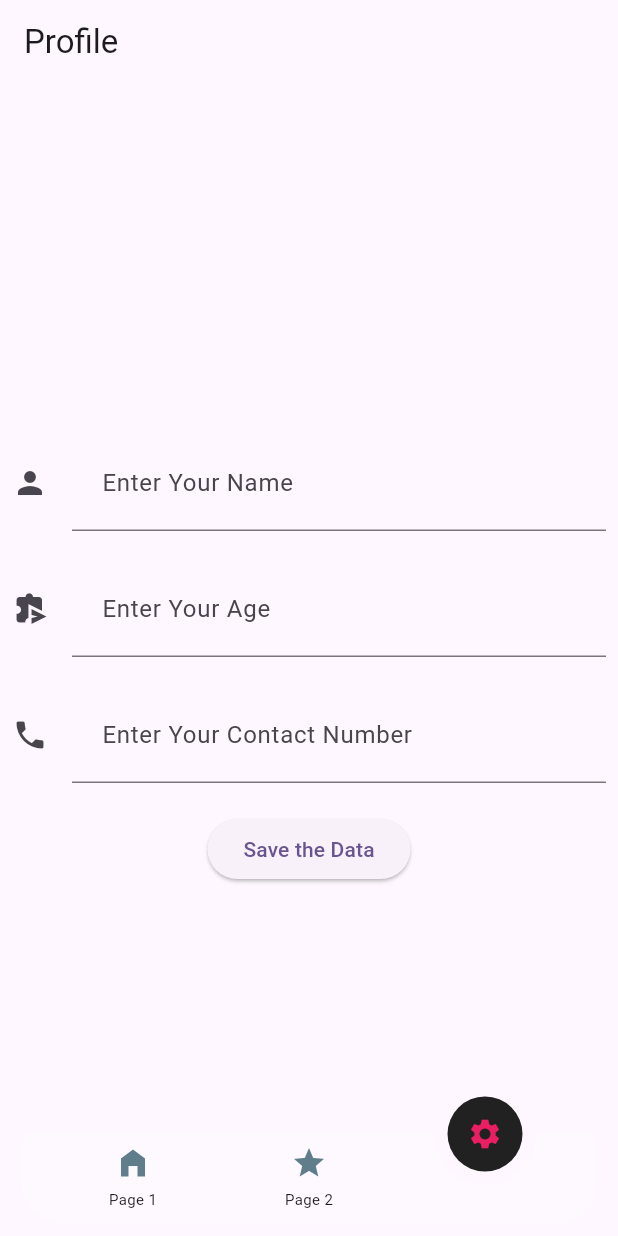
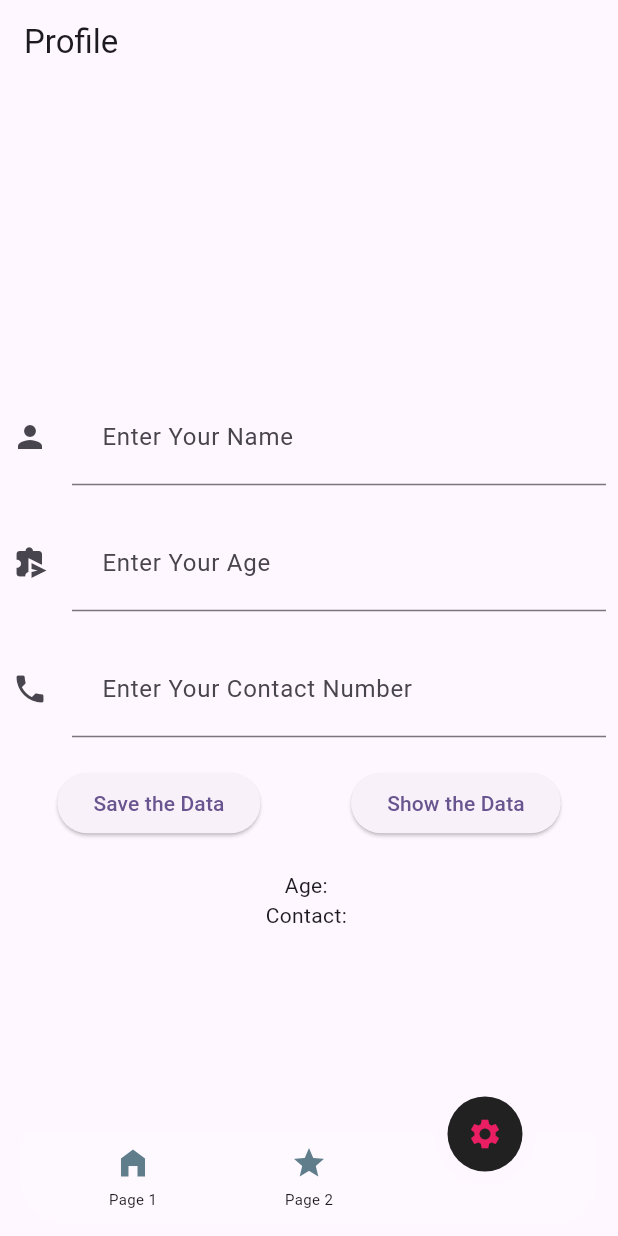
Before and after one commit to ahmermalik099/Flutter-Movies-App-Using-Bloc, a Flutter app: the screen it shows after launch, item 3 of the bottom bar chosen, after a tap on "Save the Data", on a phone screen of 412 x 824 dp. Run offline on Flutter 3.47's test engine with Material 3 defaults, Android fonts, the phone set to English and light mode, and no system bars; drawn by our look-alikes of animated_notch_bottom_bar; our stand-ins replace equatable, flutter_bloc, flutter_dotenv; missing offline and left inert: flutter_secure_storage_web; network calls fail.

```diff
--- a/lib/api/movie_api.dart
+++ b/lib/api/movie_api.dart
@@ -1,4 +1,5 @@
 // lib/repositories/movie_api.dart
+import 'package:flutter_dotenv/flutter_dotenv.dart';
 import 'package:http/http.dart' as http;
 import 'dart:convert';
 import 'dart:async';
@@ -9,6 +10,10 @@ import '../models/movies_model.dart';
 class ApiService {
   final String apiKey = '27f1955b614aba1bb6610eb4fd435202';
   final String baseUrl = 'https://api.themoviedb.org/3/movie';
+
+  // final apiKey=dotenv.env['API_KEY'];
+  // final baseUrl=dotenv.env['API_BASE_URL'];
+
   Future<Movie> fetchMovie(int movieId) async {
     final response = await http.get(Uri.parse('$baseUrl/$movieId?api_key=$apiKey'));
 
--- a/lib/main.dart
+++ b/lib/main.dart
@@ -2,11 +2,13 @@ import 'package:flutter/material.dart';
 import 'package:flutter_bloc/flutter_bloc.dart';
 import 'package:movies_api/screens/bottomNavBar/navbar_screen.dart';
 import 'package:movies_api/screens/home/home_screen.dart';
+import 'package:flutter_dotenv/flutter_dotenv.dart';
 
 import 'api/movie_api.dart';
 import 'bloc/movies/movies_bloc.dart';
 
-void main() {
+Future<void> main() async{
+  await dotenv.load(fileName: ".env.dart");
   runApp(const MyApp());
 }
 
--- a/lib/screens/bottomNavBar/navbar_screen.dart
+++ b/lib/screens/bottomNavBar/navbar_screen.dart
@@ -53,7 +53,6 @@ class _NavbarScreenState extends State<NavbarScreen> {
 
         notchColor: Colors.black87,
 
-        /// restart app if you change removeMargins
         removeMargins: false,
         bottomBarWidth: 500,
         showShadow: false,
--- a/lib/screens/profile/profile_screen.dart
+++ b/lib/screens/profile/profile_screen.dart
@@ -12,6 +12,9 @@ class _ProfileScreenState extends State<ProfileScreen> {
   TextEditingController nameController = TextEditingController();
   TextEditingController ageController = TextEditingController();
   TextEditingController contactController = TextEditingController();
+  String getName = '';
+  String getAge = '';
+  String getNo = '';
 
   @override
   Widget build(BuildContext context) {
@@ -57,17 +60,41 @@ class _ProfileScreenState extends State<ProfileScreen> {
                 children: <Widget>[
                   ElevatedButton(
                     onPressed: (){
-                      Storage().writeSecureData('name', inputText);
-                      Storage().writeSecureData('age', inputText);
-                      Storage().writeSecureData('contact', inputText);
+                      Storage().writeSecureData('name', nameController.text);
+                      Storage().writeSecureData('age', ageController.text);
+                      Storage().writeSecureData('contact', contactController.text);
+
+                      print('shhhhhhhhhhhhh');
+                      print(nameController.toString());
+                      nameController.clear();
+                      ageController.clear();
+                      contactController.clear();
                     },
 
                     child: Text('Save the Data'),
+                  ),
+                  SizedBox(height: 20),
+                  ElevatedButton(
+                    onPressed: () async {
+                      String? name = await Storage().readSecureData('name');
+                      String? age = await Storage().readSecureData('age');
+                      String? contact = await Storage().readSecureData('contact');
+                      setState(() {
+                        getName = name ?? 'No Name Found';
+                        getAge = age ?? 'No Age Found';
+                        getNo = contact ?? 'No Contact Found';
+                      });
+                    },
+                    child: Text('Show the Data'),
                   ),
 
 
                 ],
               ),
+              // SizedBox(height: 20),
+              Text(getName),
+              Text('Age: $getAge'),
+              Text('Contact: $getNo'),
             ],
           ),
         ),
--- a/lib/screens/profile/storage.dart
+++ b/lib/screens/profile/storage.dart
@@ -1,11 +1,21 @@
-
 import 'package:flutter_secure_storage_web/flutter_secure_storage_web.dart';
 
 class Storage {
-  final FlutterSecureStorageWeb storage =  FlutterSecureStorageWeb();
+  final FlutterSecureStorageWeb storage = FlutterSecureStorageWeb();
 
-  writeSecureData(String key, String value) async {
+  Future<void> writeSecureData(String key, String value) async {
     await storage.write(key: key, value: value, options: {});
   }
 
+  Future<String?> readSecureData(String key) async {
+    return await storage.read(key: key, options: {});
+  }
+
+  Future<void> deleteAll() async {
+    await storage.deleteAll(options: {});
+  }
+
+  Future<Map<String, String>> readAll() async {
+    return await storage.readAll(options: {});
+  }
 }
--- a/pubspec.yaml
+++ b/pubspec.yaml
@@ -26,18 +26,22 @@ dependencies:
   bloc:
   flutter_secure_storage_web:
   flutter_secure_storage_windows:
+  flutter_dotenv:
+
 
 dev_dependencies:
   flutter_test:
     sdk: flutter
 
 
-  flutter_lints: ^3.0.0
+  flutter_lints: ^4.0.0
   build_runner: ^2.3.3
   json_serializable: ^6.6.1
 
 
 flutter:
+  assets:
+    - assets/.env.dart
 
 
   uses-material-design: true
```
Also changed, not shown: pubspec.lock.
